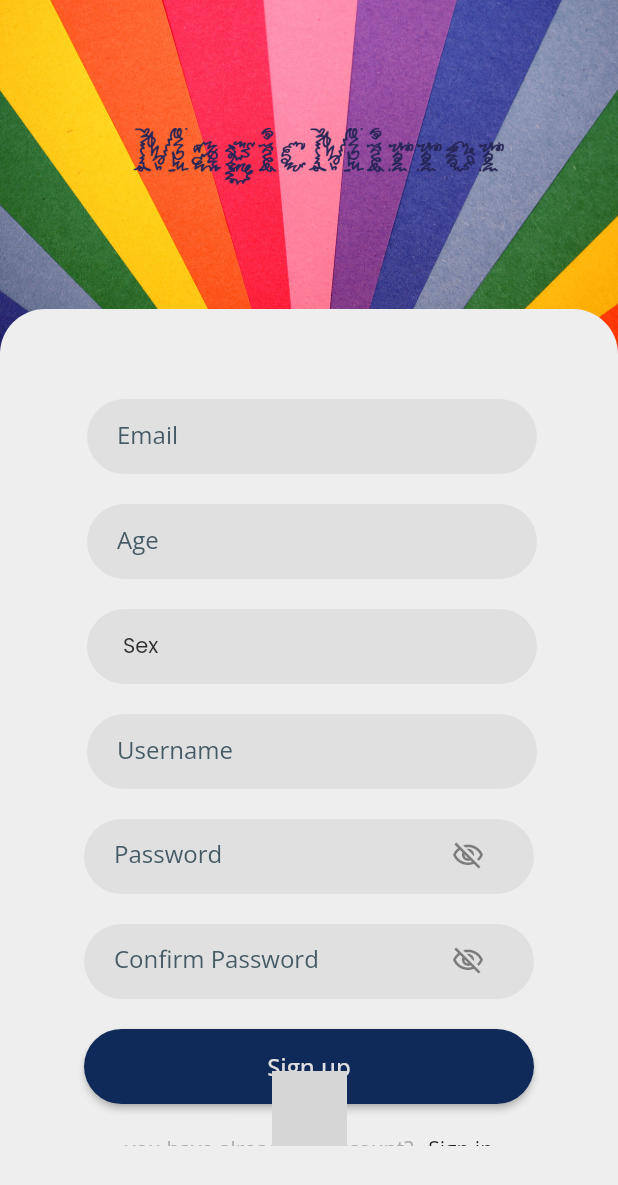
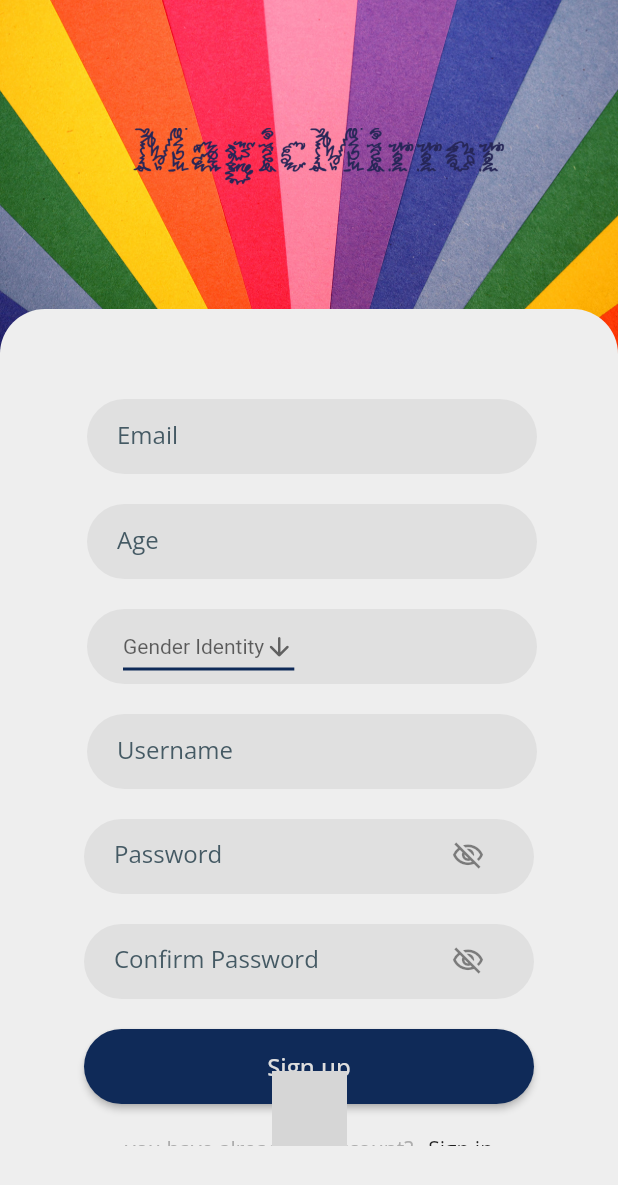
Before and after one commit to fedeloper/MagicMirror, a Flutter app: the screen it shows after launch, after a tap on "Sign Up", on a phone screen of 412 x 824 dp. Shown: the top 1185 px of the screen. Run offline on Flutter 3.47's test engine with Material 2 defaults, Android fonts, the phone set to English and light mode, and no system bars; drawn by our look-alikes of auto_size_text; our stand-ins replace built_collection, built_value, camera, chewie, cloud_firestore, firebase_auth and 13 more; missing offline and left inert: tflite; accounts and stored records are empty; generated files the repository leaves out were written again; network calls fail; grey boxes are pictures that could not be loaded.

Commit message:
Register DropdownMenu + Graphical adjustment

```diff
--- a/lib/flutter_flow/flutter_flow_video_player.dart
+++ b/lib/flutter_flow/flutter_flow_video_player.dart
@@ -98,7 +98,7 @@ class _FlutterFlowVideoPlayerState extends State<FlutterFlowVideoPlayer> {
           height: height,
           width: width,
           child: _chewieController != null &&
-                  _chewieController.videoPlayerController.value.initialized
+                  _chewieController.videoPlayerController.value.isInitialized
               ? Chewie(controller: _chewieController)
               : Column(
                   mainAxisAlignment: MainAxisAlignment.center,
--- a/lib/login/login_widget.dart
+++ b/lib/login/login_widget.dart
@@ -32,6 +32,7 @@ class _LoginWidgetState extends State<LoginWidget> {
   @override
   Widget build(BuildContext context) {
     return Scaffold(
+      resizeToAvoidBottomInset: true,
       key: scaffoldKey,
       body: SafeArea(
         child: Stack(
@@ -61,7 +62,7 @@ class _LoginWidgetState extends State<LoginWidget> {
                   ),
                 ),
                 Expanded(
-                  flex: 3,
+                  flex: 2,
                   child: Container(
                     width: double.infinity,
                     height: 100,
--- a/lib/magicmirror/magicmirror_widget.dart
+++ b/lib/magicmirror/magicmirror_widget.dart
@@ -108,7 +108,7 @@ class _MagicmirrorWidget extends State<MagicmirrorWidget> {
                   onPressed: () async {
                     final path = join(
                         (await getTemporaryDirectory()).path, '${DateTime.now()}.png');
-                    await controller.takePicture(path).then((res) => {
+                    await controller.takePicture().then((res) => {
                     Navigator.push(
                     context,
                     MaterialPageRoute(
--- a/lib/register/register_widget.dart
+++ b/lib/register/register_widget.dart
@@ -10,6 +10,8 @@ import 'package:cloud_firestore/cloud_firestore.dart';
 import 'package:flutter/material.dart';
 import 'package:google_fonts/google_fonts.dart';
 import 'package:page_transition/page_transition.dart';
+
+
 
 class RegisterWidget extends StatefulWidget {
   RegisterWidget({Key key}) : super(key: key);
@@ -35,7 +37,7 @@ class _RegisterWidgetState extends State<RegisterWidget> {
     confirmPasswordTextController = TextEditingController();
     passwordVisibility2 = false;
     emailTextController = TextEditingController();
-    textController1 = TextEditingController(text: 'Age');
+    textController1 = TextEditingController();
     textController2 = TextEditingController();
     passwordTextController = TextEditingController();
     passwordVisibility1 = false;
@@ -211,12 +213,28 @@ class _RegisterWidgetState extends State<RegisterWidget> {
                                         Padding(
                                           padding:
                                           EdgeInsets.fromLTRB(24, 0, 40, 0),
-                                          child: Text(
-                                            'Sex',
-                                            style: FlutterFlowTheme.bodyText1
-                                                .override(
-                                              fontFamily: 'Poppins',
+                                          child: DropdownButton<String>(
+                                            value: dropDownValue,
+                                            hint: Text("Gender Identity"),
+                                            icon: const Icon(Icons.arrow_downward_rounded),
+                                            iconSize: 20,
+                                            elevation: 16,
+                                            style: const TextStyle(color: Colors.black),
+                                            underline: Container(
+                                              height: 2,
+                                              color: Color(0xFF0F2A58),
                                             ),
+                                            onChanged: (String newValue) {
+                                              setState(() {
+                                                dropDownValue = newValue;
+                                              });
+                                            },
+                                            items: <String>["Woman", "Man"].map<DropdownMenuItem<String>>((String value) {
+                                              return DropdownMenuItem<String>(
+                                                  value: value,
+                                                  child: Text(value),
+                                              );
+                                            }).toList(),
                                           ),
                                         ),
 
```
Also changed, not shown: lib/components/mado_widget.dart (+9 -6 lines), lib/tellingthestory/exampl.dart (+15 -12 lines).
